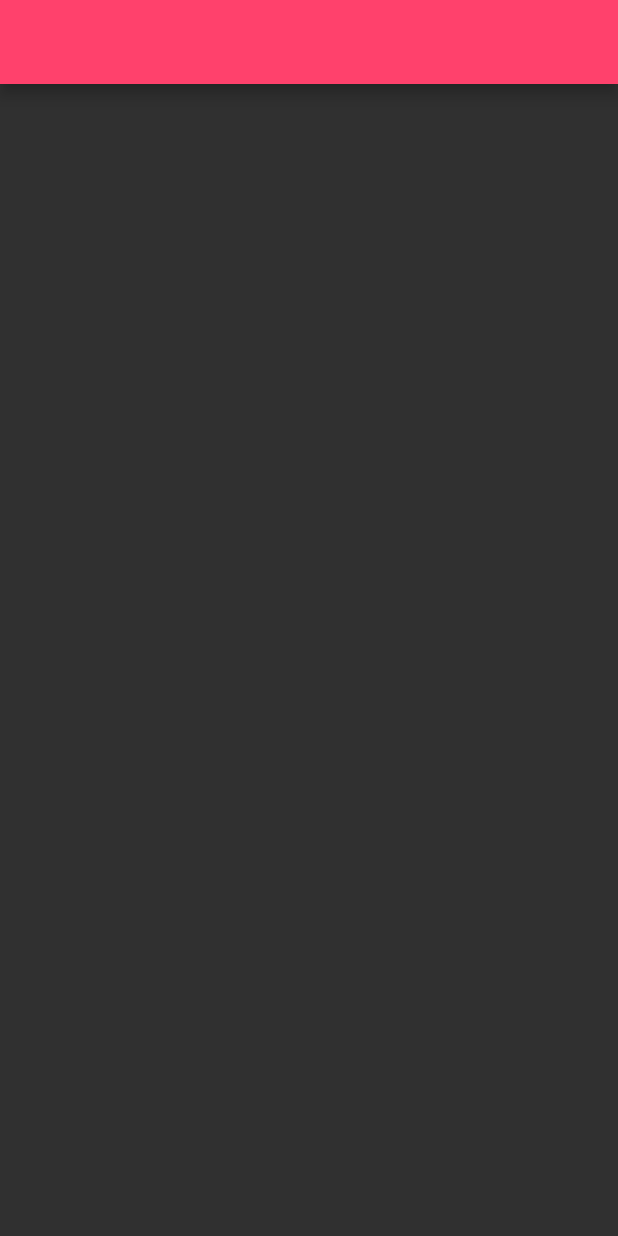
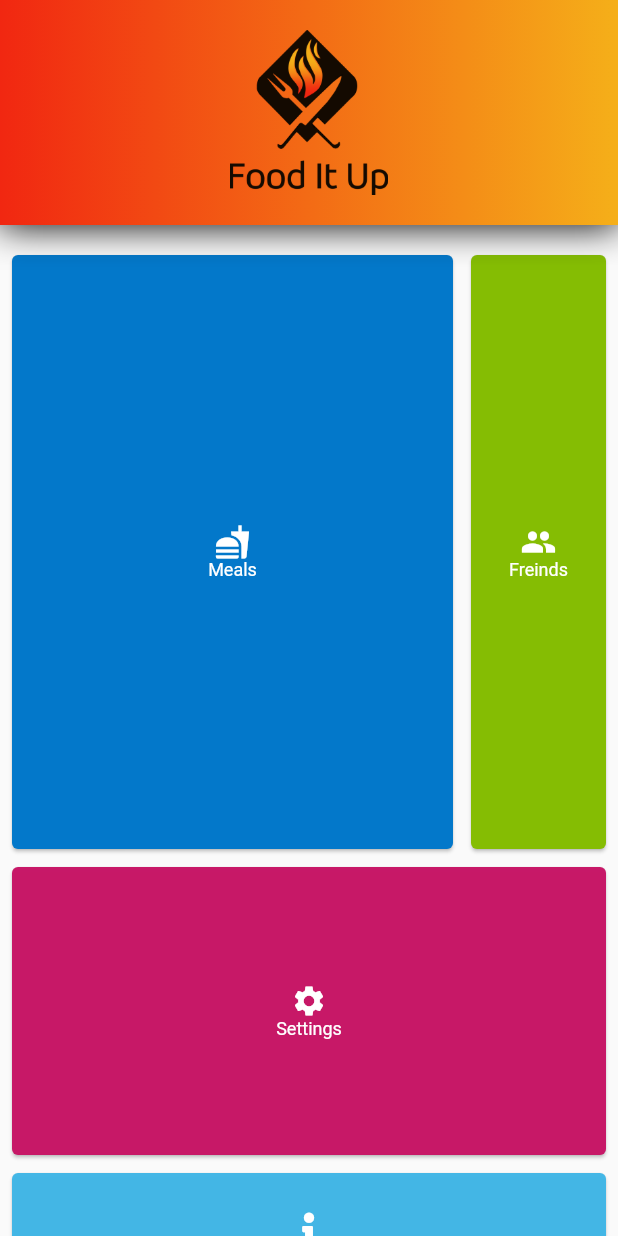
Before and after one commit to yashdhume/Food_It_Up_App, a Flutter app: the screen it shows after launch, on a phone screen of 412 x 824 dp. Run offline on Flutter 3.47's test engine with Material 2 defaults, Android fonts, the phone set to English and light mode, and no system bars; our stand-ins replace font_awesome_flutter; Roboto replaces fonts that are missing (Franklin).

Commit message:
Added Recipe Lists, Details and steps Added Navigation

```diff
--- a/lib/HomePage.dart
+++ b/lib/HomePage.dart
@@ -1,15 +1,76 @@
 import 'package:flutter/material.dart';
+import 'package:font_awesome_flutter/font_awesome_flutter.dart';
+import 'NavigationDrawer.dart';
+import 'RecipeList.dart';
+import 'package:flutter_staggered_grid_view/flutter_staggered_grid_view.dart';
+import 'Tile.dart';
+
+List<StaggeredTile> _staggeredTiles = const <StaggeredTile>[
+  StaggeredTile.count(3, 4),
+  StaggeredTile.count(1, 4),
+  StaggeredTile.count(4, 2),
+  StaggeredTile.count(4, 1)
+];
+
+List<Widget> _tiles = <Widget>[
+  Tile(Color(0xffb0077CA), Icons.fastfood, "Meals", RecipeList()),
+  Tile(Color(0xffb84BD00), Icons.people, "Freinds", RecipeList()),
+  Tile(Color(0xffbC71566), Icons.settings, "Settings", RecipeList()),
+  Tile(Color(0xffb41B6E6), FontAwesomeIcons.info, "Info", RecipeList()),
+];
 
 class HomePage extends StatefulWidget {
+  HomePage({Key key, this.title}) : super(key: key);
+
+  final String title;
+
   @override
   _HomePageState createState() => _HomePageState();
 }
 
 class _HomePageState extends State<HomePage> {
-  @override
+  void initState() {
+    super.initState();
+  }
+
+  int currentIndex = 0;
+  final GlobalKey<ScaffoldState> _key = GlobalKey<ScaffoldState>();
+
   Widget build(BuildContext context) {
     return Scaffold(
-      appBar: AppBar(),
+      key: _key,
+      drawer: buildDrawer(),
+      appBar: new PreferredSize(
+        child: new Container(
+          padding: new EdgeInsets.only(top: MediaQuery.of(context).padding.top),
+          child: new Padding(
+            padding: const EdgeInsets.only(top: 20.0, bottom: 20.0),
+            child: new Image.asset('assets/y1.png'),
+          ),
+          decoration: new BoxDecoration(
+              gradient: new LinearGradient(
+                  colors: [Color(0xfff12711), Color(0xfff5af19)]),
+              boxShadow: [
+                new BoxShadow(
+                  color: Colors.black,
+                  blurRadius: 20.0,
+                  spreadRadius: 1.0,
+                )
+              ]),
+        ),
+        preferredSize: new Size(MediaQuery.of(context).size.width, 150.0),
+      ),
+      body: new Container(
+          child: Padding(
+              padding: const EdgeInsets.only(top: 12.0),
+              child: new StaggeredGridView.count(
+                crossAxisCount: 4,
+                staggeredTiles: _staggeredTiles,
+                children: _tiles,
+                mainAxisSpacing: 4.0,
+                crossAxisSpacing: 4.0,
+                padding: const EdgeInsets.all(4.0),
+              ))),
     );
   }
 }
--- /dev/null
+++ b/lib/NavigationDrawer.dart
@@ -0,0 +1,75 @@
+import 'package:flutter/material.dart';
+
+final Color active = Colors.white;
+
+buildDrawer() {
+  return ClipPath(
+    child: Drawer(
+      child: Container(
+        padding: const EdgeInsets.only(left: 16.0, right: 40),
+        decoration: BoxDecoration(
+            color: Color(0xfff12711),
+            boxShadow: [BoxShadow(color: Colors.black45)],
+            gradient:
+                LinearGradient(colors: [Color(0xfff12711), Color(0xfff5af19)])),
+        width: 300,
+        child: SafeArea(
+          child: SingleChildScrollView(
+            child: Column(
+              children: <Widget>[
+                Container(
+                  height: 90,
+                  alignment: Alignment.center,
+                  child: CircleAvatar(
+                    radius: 40,
+                    backgroundImage: AssetImage("assets/profile.png"),
+                  ),
+                ),
+                SizedBox(height: 5.0),
+                Text(
+                  "Yash Dhume",
+                  style: TextStyle(color: Colors.white, fontSize: 18.0),
+                ),
+                SizedBox(height: 30.0),
+                _buildRow(Icons.home, "Home"),
+                _buildDivider(),
+                _buildRow(Icons.fastfood, "Meals"),
+                _buildDivider(),
+                _buildRow(Icons.people, "Freinds"),
+                _buildDivider(),
+                _buildRow(Icons.settings, "Settings"),
+                _buildDivider(),
+                _buildRow(Icons.info, "Help"),
+                _buildDivider(),
+              ],
+            ),
+          ),
+        ),
+      ),
+    ),
+  );
+}
+
+Divider _buildDivider() {
+  return Divider(
+    color: active,
+  );
+}
+
+Widget _buildRow(IconData icon, String title) {
+  final TextStyle tStyle = TextStyle(color: active, fontSize: 16.0);
+  return Container(
+    padding: const EdgeInsets.symmetric(vertical: 8.0),
+    child: Row(children: [
+      Icon(
+        icon,
+        color: active,
+      ),
+      SizedBox(width: 10.0),
+      Text(
+        title,
+        style: tStyle,
+      ),
+    ]),
+  );
+}
--- /dev/null
+++ b/lib/Tile.dart
@@ -0,0 +1,48 @@
+import 'package:flutter/material.dart';
+import 'package:scoped_model/scoped_model.dart';
+import 'ViewModel.dart';
+
+class Tile extends StatelessWidget {
+  Tile(this.backgroundColor, this.iconData, this.itemName, this.navigator);
+
+  final Color backgroundColor;
+  final IconData iconData;
+  final String itemName;
+  final Widget navigator;
+
+  @override
+  Widget build(BuildContext context) {
+    return new ScopedModelDescendant<ViewModel>(
+        builder: (context, child, model) => Card(
+              color: backgroundColor,
+              child: new InkWell(
+                onTap: () {
+                  Navigator.push(context,
+                      MaterialPageRoute(builder: (context) => navigator));
+                },
+                child: new Center(
+                  child: new Padding(
+                      padding: const EdgeInsets.all(4.0),
+                      child: new Column(
+                        crossAxisAlignment: CrossAxisAlignment.center,
+                        mainAxisAlignment: MainAxisAlignment.center,
+                        children: <Widget>[
+                          Icon(
+                            iconData,
+                            color: Colors.white,
+                          ),
+                          new Text(
+                            itemName,
+                            style: TextStyle(
+                                fontFamily: 'Franklin',
+                                color: Colors.white,
+                                fontSize: 12.0,
+                                fontWeight: FontWeight.w400),
+                          )
+                        ],
+                      )),
+                ),
+              ),
+            ));
+  }
+}
--- a/lib/ViewModel.dart
+++ b/lib/ViewModel.dart
@@ -1,4 +1,3 @@
 import 'package:scoped_model/scoped_model.dart';
-class ViewModel extends Model{
 
-}
+class ViewModel extends Model {}
--- a/lib/main.dart
+++ b/lib/main.dart
@@ -2,6 +2,7 @@ import 'package:flutter/material.dart';
 import 'HomePage.dart';
 import 'package:scoped_model/scoped_model.dart';
 import 'ViewModel.dart';
+
 void main() => runApp(MyApp());
 
 class MyApp extends StatelessWidget {
@@ -13,9 +14,9 @@ class MyApp extends StatelessWidget {
           title: 'Food It Up',
           theme: ThemeData(
             primarySwatch: Colors.red,
-            brightness: Brightness.dark,
+            brightness: Brightness.light,
             primaryColor: Color(0xffFF416C),
-            accentColor: Color(0xffFF4B2B),
+            accentColor: Color(0xffFF416C),
           ),
           home: HomePage(),
         ));
--- a/pubspec.yaml
+++ b/pubspec.yaml
@@ -9,7 +9,9 @@ dependencies:
   flutter:
     sdk: flutter
   scoped_model: ^1.0.1
+  font_awesome_flutter: ^8.0.1
   cupertino_icons: ^0.1.2
+  flutter_staggered_grid_view: ^0.3.0
 
 dev_dependencies:
   flutter_test:
@@ -19,3 +21,6 @@ dev_dependencies:
 flutter:
 
   uses-material-design: true
+  assets:
+    - assets/y1.png
+    - assets/profile.png
```
Also changed, not shown: lib/GradientAppBar.dart (added, +32 -0 lines), lib/RecipeDetails.dart (added, +135 -0 lines), lib/RecipeList.dart (added, +132 -0 lines), lib/RecipeSteps.dart (added, +153 -0 lines), assets/profile.png (added), assets/y1.png (added), pubspec.lock, 6 other files.
